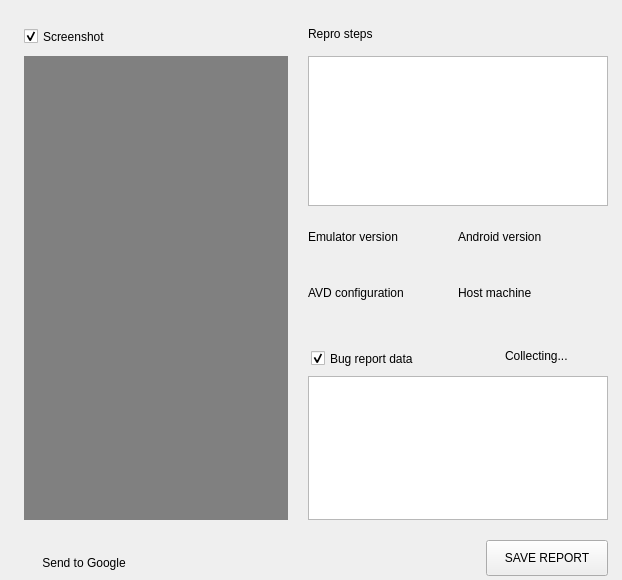
Old version of the form android/android-emu/android/skin/qt/extended-pages/bug-report-page.ui in the repository aosp-mirror/platform_external_qemu.
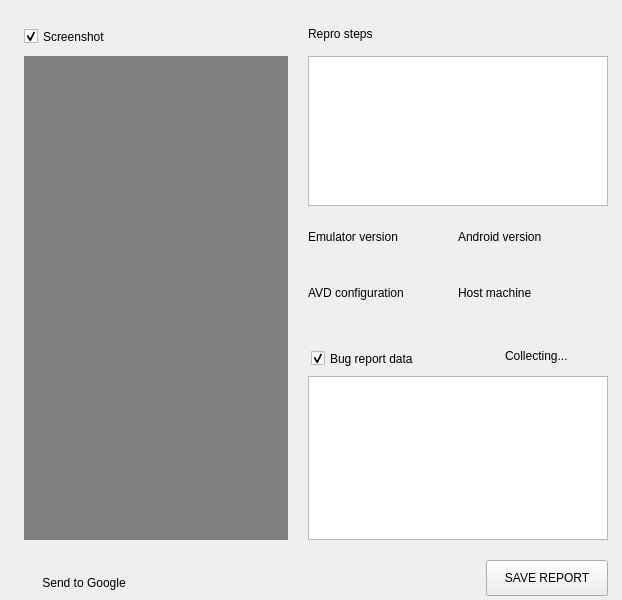
New version of the form. Custom widgets are drawn as their Qt base class.

Commit message:
[UI] Adjust widgets for enlarged extended page
A prior CL enlarged the Emulator's extended controls page.
Some of the sub-pages used the full size. These now leave
some unused space at the bottom of the page.

This CL adjusts those sub-pages to the new size.

The sub-pages that are adjusted:
  Bug report
  D-Pad
  Fingerprint
  Help
  Location
  Screen record
  Sensors
  Snapshots

The earlier CL:
https://android-review.googlesource.com/c/platform/external/qemu/+/677277

Fixes: 79199615
Test: Saw that it looks good on Windows, Mac, Linux

```diff
--- a/android/android-emu/android/skin/qt/extended-pages/bug-report-page.ui
+++ b/android/android-emu/android/skin/qt/extended-pages/bug-report-page.ui
@@ -7,7 +7,7 @@
     <x>0</x>
     <y>0</y>
     <width>622</width>
-    <height>580</height>
+    <height>600</height>
    </rect>
   </property>
   <property name="windowTitle">
@@ -17,7 +17,7 @@
    <property name="geometry">
     <rect>
      <x>486</x>
-     <y>540</y>
+     <y>560</y>
      <width>122</width>
      <height>36</height>
     </rect>
@@ -284,7 +284,7 @@
      <x>308</x>
      <y>376</y>
      <width>300</width>
-     <height>144</height>
+     <height>164</height>
     </rect>
    </property>
    <property name="sizePolicy">
@@ -375,7 +375,7 @@
    <property name="geometry">
     <rect>
      <x>24</x>
-     <y>548</y>
+     <y>568</y>
      <width>120</width>
      <height>30</height>
     </rect>
@@ -405,7 +405,7 @@
      <x>24</x>
      <y>56</y>
      <width>264</width>
-     <height>464</height>
+     <height>484</height>
     </rect>
    </property>
    <property name="sizePolicy">
```
The commit also changes 8 other files.
